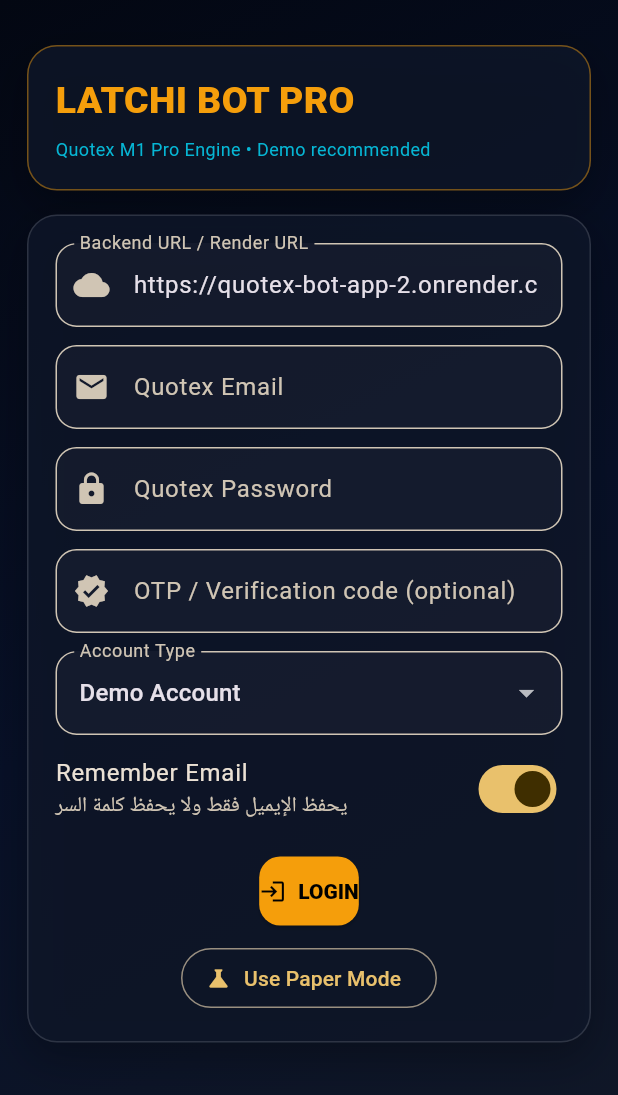
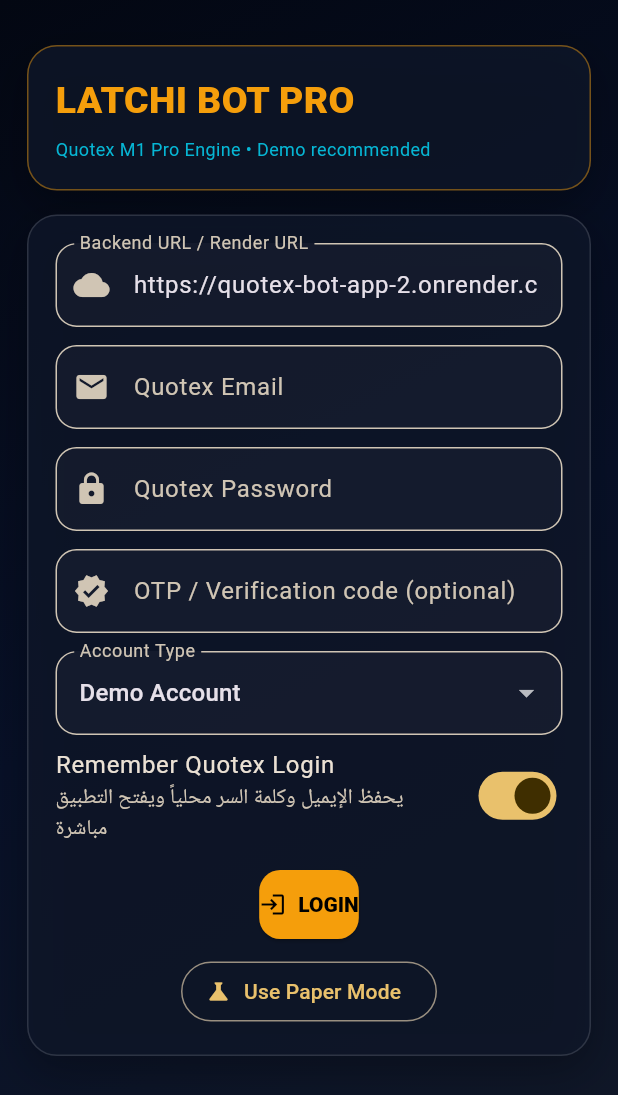
Before and after one commit to iskande233/quotex-bot-app, a Flutter app: the screen it shows after launch, on a phone screen of 412 x 824 dp. Shown: the top 1095 px of the screen. Run offline on Flutter 3.47's test engine with Material 3 defaults, Android fonts, the phone set to English and light mode, and no system bars; our stand-ins replace shared_preferences; network calls fail.

Commit message:
Remember Quotex login and add full stop control

```diff
--- a/frontend/lib/screens/dashboard_screen.dart
+++ b/frontend/lib/screens/dashboard_screen.dart
@@ -182,7 +182,7 @@
     } catch (e) { setState(() => status = 'Random trade failed: $e'); }
   }
 
-  Future<void> _stop() async { await ApiService.stopBot(); setState(() => status = 'Stopped'); }
+  Future<void> _stop() async { await ApiService.stopBot(); setState(() { status = 'Stopped completely'; running = false; currentSignal = null; }); }
   Future<void> _stopAfterCurrent() async { await ApiService.stopAfterCurrent(); setState(() => status = 'Will stop after current trade'); }
   Future<void> _logout() async { await ApiService.logout(); widget.onLogout(); }
 
@@ -305,6 +305,8 @@
     Row(children: [Expanded(child: ElevatedButton.icon(onPressed: running ? null : _start, icon: const Icon(Icons.play_arrow), label: const Text('START BOT'))), const SizedBox(width: 10), Expanded(child: OutlinedButton.icon(onPressed: running ? _stop : null, icon: const Icon(Icons.stop), label: const Text('STOP')))]),
     const SizedBox(height: 10),
     OutlinedButton.icon(onPressed: running ? _stopAfterCurrent : null, icon: const Icon(Icons.pause_circle), label: const Text('إيقاف بعد الصفقة الحالية')),
+    const SizedBox(height: 10),
+    OutlinedButton.icon(onPressed: running ? _stop : null, icon: const Icon(Icons.power_settings_new, color: red), label: const Text('إيقاف فوري كامل للبوت')),
     const SizedBox(height: 10),
     OutlinedButton.icon(onPressed: _randomTradeNow, icon: const Icon(Icons.casino), label: const Text('صفقة عشوائية للتجربة الفورية')),
   ]));
--- a/frontend/lib/screens/login_screen.dart
+++ b/frontend/lib/screens/login_screen.dart
@@ -18,7 +18,7 @@
   final otpFocus = FocusNode();
   String accountType = 'demo';
   bool loading = false;
-  bool rememberEmail = true;
+  bool rememberLogin = true;
   String message = '';
   bool otpRequired = false;
 
@@ -30,8 +30,10 @@
 
   Future<void> _loadRememberedEmail() async {
     final prefs = await SharedPreferences.getInstance();
-    emailCtrl.text = prefs.getString('remember_email') ?? '';
-    rememberEmail = prefs.getBool('remember_email_enabled') ?? true;
+    emailCtrl.text = prefs.getString('remember_email') ?? prefs.getString('q_email') ?? '';
+    passCtrl.text = prefs.getString('q_password') ?? '';
+    accountType = prefs.getString('q_account_type') ?? 'demo';
+    rememberLogin = prefs.getBool('remember_login_enabled') ?? true;
     setState(() {});
   }
 
@@ -45,12 +47,18 @@
     try {
       await ApiService.setBaseUrl(serverCtrl.text);
       final prefs = await SharedPreferences.getInstance();
-      if (rememberEmail) {
+      if (rememberLogin) {
         await prefs.setString('remember_email', emailCtrl.text.trim());
-        await prefs.setBool('remember_email_enabled', true);
+        await prefs.setString('q_email', emailCtrl.text.trim());
+        await prefs.setString('q_password', passCtrl.text);
+        await prefs.setString('q_account_type', accountType);
+        await prefs.setBool('remember_login_enabled', true);
       } else {
         await prefs.remove('remember_email');
-        await prefs.setBool('remember_email_enabled', false);
+        await prefs.remove('q_email');
+        await prefs.remove('q_password');
+        await prefs.remove('q_account_type');
+        await prefs.setBool('remember_login_enabled', false);
       }
       final res = await ApiService.login(email: emailCtrl.text.trim(), password: passCtrl.text, accountType: accountType, otpCode: otpCtrl.text.trim());
       widget.onSuccess((res['mode'] ?? accountType).toString().toUpperCase());
@@ -101,11 +109,11 @@
                 onChanged: (v) => setState(() => accountType = v ?? 'demo'),
               ),
               SwitchListTile(
-                value: rememberEmail,
+                value: rememberLogin,
                 contentPadding: EdgeInsets.zero,
-                title: const Text('Remember Email'),
-                subtitle: const Text('يحفظ الإيميل فقط ولا يحفظ كلمة السر'),
-                onChanged: (v) => setState(() => rememberEmail = v),
+                title: const Text('Remember Quotex Login'),
+                subtitle: const Text('يحفظ الإيميل وكلمة السر محلياً ويفتح التطبيق مباشرة'),
+                onChanged: (v) => setState(() => rememberLogin = v),
               ),
               const SizedBox(height: 8),
               ElevatedButton.icon(onPressed: loading ? null : _login, icon: const Icon(Icons.login), label: Text(otpRequired ? 'LOGIN WITH OTP' : 'LOGIN')),
--- a/frontend/lib/screens/root_screen.dart
+++ b/frontend/lib/screens/root_screen.dart
@@ -1,4 +1,6 @@
 import 'package:flutter/material.dart';
+import 'package:shared_preferences/shared_preferences.dart';
+import '../services/api_service.dart';
 import 'login_screen.dart';
 import 'dashboard_screen.dart';
 
@@ -9,11 +11,44 @@
 }
 
 class _RootScreenState extends State<RootScreen> {
+  bool loading = true;
   bool loggedIn = false;
   String mode = 'DEMO';
 
   @override
+  void initState() {
+    super.initState();
+    _restoreSession();
+  }
+
+  Future<void> _restoreSession() async {
+    try {
+      final prefs = await SharedPreferences.getInstance();
+      final session = await ApiService.session();
+      final connected = session['connected'] == true;
+      final serverPersistent = session['server_persistent'] == true;
+      final serverMode = (session['mode'] ?? '').toString().toUpperCase();
+      if (connected && serverPersistent && serverMode != 'UNKNOWN' && serverMode != 'PAPER') {
+        setState(() { mode = serverMode; loggedIn = true; loading = false; });
+        return;
+      }
+      if (prefs.getBool('remember_login_enabled') == true) {
+        final email = prefs.getString('q_email') ?? '';
+        final password = prefs.getString('q_password') ?? '';
+        final account = prefs.getString('q_account_type') ?? 'demo';
+        if (email.isNotEmpty && password.isNotEmpty) {
+          final res = await ApiService.login(email: email, password: password, accountType: account);
+          setState(() { mode = (res['mode'] ?? account).toString().toUpperCase(); loggedIn = true; loading = false; });
+          return;
+        }
+      }
+    } catch (_) {}
+    if (mounted) setState(() => loading = false);
+  }
+
+  @override
   Widget build(BuildContext context) {
+    if (loading) return const Scaffold(body: Center(child: CircularProgressIndicator()));
     return loggedIn
         ? DashboardScreen(mode: mode, onLogout: () => setState(() { loggedIn = false; mode = 'DEMO'; }))
         : LoginScreen(onSuccess: (m) => setState(() { loggedIn = true; mode = m; }));
```
